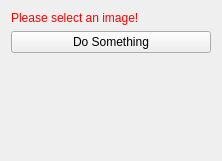
araex/mitk-gem, file src/internal/PaddingViewControls.ui: the form before one commit.
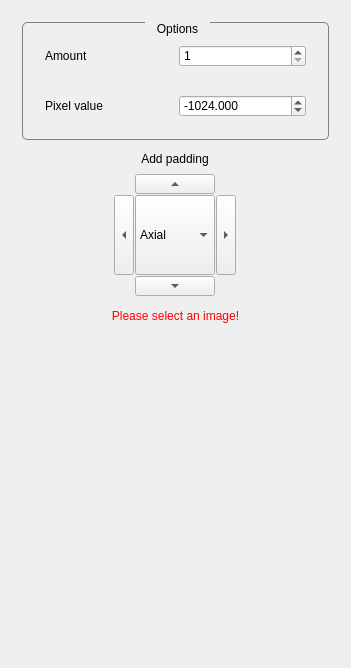
The form after the commit.

Patch:
```diff
--- a/src/internal/PaddingViewControls.ui
+++ b/src/internal/PaddingViewControls.ui
@@ -6,8 +6,8 @@
    <rect>
     <x>0</x>
     <y>0</y>
-    <width>222</width>
-    <height>161</height>
+    <width>351</width>
+    <height>668</height>
    </rect>
   </property>
   <property name="minimumSize">
@@ -19,43 +19,594 @@
   <property name="windowTitle">
    <string>QmitkTemplate</string>
   </property>
+  <property name="styleSheet">
+   <string notr="true">QGroupBox {
+	border-width: 1px; 
+	border-style: solid; 
+	border-color: grey;
+	border-radius: 5px;
+	margin-top: 1ex;
+}
+
+QGroupBox::title {
+	subcontrol-origin: margin;
+	subcontrol-position: top center;
+	padding: 0 10px;
+}
+
+QScrollArea{
+	border: 0;
+	margin:0;
+	padding:0;
+}
+
+[mandatoryField=true]{
+	background-color: rgb(255, 150, 150);
+}
+
+[warningField=true]{
+	background-color: rgb(255, 204, 0);
+}
+
+[errorField=true]{
+	background-color: rgb(255, 150, 150);
+}</string>
+  </property>
   <layout class="QVBoxLayout" name="verticalLayout">
    <item>
-    <widget class="QLabel" name="labelWarning">
-     <property name="styleSheet">
-      <string notr="true">QLabel { color: rgb(255, 0, 0) }</string>
+    <widget class="QScrollArea" name="scrollArea_2">
+     <property name="enabled">
+      <bool>true</bool>
      </property>
-     <property name="text">
-      <string>Please select an image!</string>
+     <property name="widgetResizable">
+      <bool>true</bool>
      </property>
+     <widget class="QWidget" name="parentWidget_2">
+      <property name="enabled">
+       <bool>true</bool>
+      </property>
+      <property name="geometry">
+       <rect>
+        <x>0</x>
+        <y>0</y>
+        <width>333</width>
+        <height>650</height>
+       </rect>
+      </property>
+      <layout class="QVBoxLayout" name="verticalLayout_6">
+       <property name="spacing">
+        <number>2</number>
+       </property>
+       <item>
+        <widget class="QGroupBox" name="parameterGroup_2">
+         <property name="title">
+          <string>Options</string>
+         </property>
+         <property name="flat">
+          <bool>false</bool>
+         </property>
+         <property name="checkable">
+          <bool>false</bool>
+         </property>
+         <property name="checked">
+          <bool>false</bool>
+         </property>
+         <layout class="QVBoxLayout" name="verticalLayout_8">
+          <item>
+           <widget class="QWidget" name="widget_5" native="true">
+            <layout class="QHBoxLayout" name="horizontalLayout_11">
+             <item>
+              <widget class="QLabel" name="label_10">
+               <property name="text">
+                <string>Amount</string>
+               </property>
+              </widget>
+             </item>
+             <item>
+              <widget class="QDoubleSpinBox" name="amountOfPaddingSpinBox">
+               <property name="decimals">
+                <number>0</number>
+               </property>
+               <property name="minimum">
+                <double>1.000000000000000</double>
+               </property>
+               <property name="maximum">
+                <double>10000.000000000000000</double>
+               </property>
+               <property name="value">
+                <double>1.000000000000000</double>
+               </property>
+              </widget>
+             </item>
+            </layout>
+           </widget>
+          </item>
+          <item>
+           <widget class="QWidget" name="widget_4" native="true">
+            <layout class="QHBoxLayout" name="horizontalLayout_10">
+             <item>
+              <widget class="QLabel" name="label_9">
+               <property name="text">
+                <string>Pixel value</string>
+               </property>
+              </widget>
+             </item>
+             <item>
+              <widget class="QDoubleSpinBox" name="voxelValueSpinBox">
+               <property name="decimals">
+                <number>3</number>
+               </property>
+               <property name="minimum">
+                <double>-100000.000000000000000</double>
+               </property>
+               <property name="maximum">
+                <double>100000.000000000000000</double>
+               </property>
+               <property name="value">
+                <double>-1024.000000000000000</double>
+               </property>
+              </widget>
+             </item>
+            </layout>
+           </widget>
+          </item>
+         </layout>
+        </widget>
+       </item>
+       <item>
+        <widget class="QWidget" name="widget_7" native="true">
+         <property name="sizePolicy">
+          <sizepolicy hsizetype="Maximum" vsizetype="Preferred">
+           <horstretch>0</horstretch>
+           <verstretch>0</verstretch>
+          </sizepolicy>
+         </property>
+         <property name="baseSize">
+          <size>
+           <width>0</width>
+           <height>0</height>
+          </size>
+         </property>
+         <property name="layoutDirection">
+          <enum>Qt::LeftToRight</enum>
+         </property>
+         <layout class="QGridLayout" name="gridLayout" rowstretch="0" columnstretch="0">
+          <property name="sizeConstraint">
+           <enum>QLayout::SetDefaultConstraint</enum>
+          </property>
+          <property name="leftMargin">
+           <number>3</number>
+          </property>
+          <property name="topMargin">
+           <number>3</number>
+          </property>
+          <property name="rightMargin">
+           <number>3</number>
+          </property>
+          <property name="bottomMargin">
+           <number>0</number>
+          </property>
+          <property name="spacing">
+           <number>3</number>
+          </property>
+         </layout>
+        </widget>
+       </item>
+       <item>
+        <widget class="QWidget" name="widget_6" native="true">
+         <layout class="QHBoxLayout" name="horizontalLayout_7">
+          <property name="topMargin">
+           <number>0</number>
+          </property>
+          <property name="bottomMargin">
+           <number>0</number>
+          </property>
+          <item>
+           <spacer name="horizontalSpacer_2">
+            <property name="orientation">
+             <enum>Qt::Horizontal</enum>
+            </property>
+            <property name="sizeHint" stdset="0">
+             <size>
+              <width>40</width>
+              <height>20</height>
+             </size>
+            </property>
+           </spacer>
+          </item>
+          <item>
+           <widget class="QWidget" name="widget_8" native="true">
+            <property name="sizePolicy">
+             <sizepolicy hsizetype="Maximum" vsizetype="Maximum">
+              <horstretch>0</horstretch>
+              <verstretch>0</verstretch>
+             </sizepolicy>
+            </property>
+            <property name="maximumSize">
+             <size>
+              <width>200</width>
+              <height>200</height>
+             </size>
+            </property>
+            <property name="baseSize">
+             <size>
+              <width>0</width>
+              <height>0</height>
+             </size>
+            </property>
+            <layout class="QVBoxLayout" name="verticalLayout_7">
+             <property name="spacing">
+              <number>1</number>
+             </property>
+             <property name="leftMargin">
+              <number>9</number>
+             </property>
+             <property name="topMargin">
+              <number>5</number>
+             </property>
+             <item>
+              <widget class="QLabel" name="axisLabel">
+               <property name="layoutDirection">
+                <enum>Qt::LeftToRight</enum>
+               </property>
+               <property name="text">
+                <string>&lt;html&gt;&lt;head/&gt;&lt;body&gt;&lt;p&gt;Add padding&lt;/p&gt;&lt;/body&gt;&lt;/html&gt;</string>
+               </property>
+               <property name="alignment">
+                <set>Qt::AlignCenter</set>
+               </property>
+              </widget>
+             </item>
+             <item>
+              <spacer name="verticalSpacer">
+               <property name="orientation">
+                <enum>Qt::Vertical</enum>
+               </property>
+               <property name="sizeHint" stdset="0">
+                <size>
+                 <width>20</width>
+                 <height>7</height>
+                </size>
+               </property>
+              </spacer>
+             </item>
+             <item>
+              <widget class="QWidget" name="widget_11" native="true">
+               <property name="sizePolicy">
+                <sizepolicy hsizetype="Minimum" vsizetype="Preferred">
+                 <horstretch>0</horstretch>
+                 <verstretch>0</verstretch>
+                </sizepolicy>
+               </property>
+               <property name="maximumSize">
+                <size>
+                 <width>1677215</width>
+                 <height>16777215</height>
+                </size>
+               </property>
+               <layout class="QHBoxLayout" name="horizontalLayout_13">
+                <property name="spacing">
+                 <number>0</number>
+                </property>
+                <property name="margin">
+                 <number>0</number>
+                </property>
+                <item>
+                 <spacer name="horizontalSpacer_4">
+                  <property name="orientation">
+                   <enum>Qt::Horizontal</enum>
+                  </property>
+                  <property name="sizeHint" stdset="0">
+                   <size>
+                    <width>40</width>
+                    <height>20</height>
+                   </size>
+                  </property>
+                 </spacer>
+                </item>
+                <item>
+                 <widget class="QToolButton" name="padUp">
+                  <property name="sizePolicy">
+                   <sizepolicy hsizetype="Minimum" vsizetype="Minimum">
+                    <horstretch>0</horstretch>
+                    <verstretch>0</verstretch>
+                   </sizepolicy>
+                  </property>
+                  <property name="minimumSize">
+                   <size>
+                    <width>80</width>
+                    <height>0</height>
+                   </size>
+                  </property>
+                  <property name="maximumSize">
+                   <size>
+                    <width>16777215</width>
+                    <height>20</height>
+                   </size>
+                  </property>
+                  <property name="sizeIncrement">
+                   <size>
+                    <width>0</width>
+                    <height>0</height>
+                   </size>
+                  </property>
+                  <property name="text">
+                   <string>...</string>
+                  </property>
+                  <property name="autoRaise">
+                   <bool>false</bool>
+                  </property>
+                  <property name="arrowType">
+                   <enum>Qt::UpArrow</enum>
+                  </property>
+                 </widget>
+                </item>
+                <item>
+                 <spacer name="horizontalSpacer_5">
+                  <property name="orientation">
+                   <enum>Qt::Horizontal</enum>
+                  </property>
+                  <property name="sizeHint" stdset="0">
+                   <size>
+                    <width>40</width>
+                    <height>20</height>
+                   </size>
+                  </property>
+                 </spacer>
+                </item>
+               </layout>
+              </widget>
+             </item>
+             <item alignment="Qt::AlignHCenter|Qt::AlignVCenter">
+              <widget class="QWidget" name="widget_9" native="true">
+               <property name="sizePolicy">
+                <sizepolicy hsizetype="Minimum" vsizetype="Preferred">
+                 <horstretch>0</horstretch>
+                 <verstretch>0</verstretch>
+                </sizepolicy>
+               </property>
+               <property name="maximumSize">
+                <size>
+                 <width>16777215</width>
+                 <height>16777215</height>
+                </size>
+               </property>
+               <layout class="QHBoxLayout" name="horizontalLayout_9">
+                <property name="spacing">
+                 <number>1</number>
+                </property>
+                <property name="margin">
+                 <number>0</number>
+                </property>
+                <item>
+                 <widget class="QToolButton" name="padLeft">
+                  <property name="sizePolicy">
+                   <sizepolicy hsizetype="Fixed" vsizetype="Fixed">
+                    <horstretch>0</horstretch>
+                    <verstretch>0</verstretch>
+                   </sizepolicy>
+                  </property>
+                  <property name="minimumSize">
+                   <size>
+                    <width>0</width>
+                    <height>80</height>
+                   </size>
+                  </property>
+                  <property name="maximumSize">
+                   <size>
+                    <width>20</width>
+                    <height>16777215</height>
+                   </size>
+                  </property>
+                  <property name="text">
+                   <string>...</string>
+                  </property>
+                  <property name="arrowType">
+                   <enum>Qt::LeftArrow</enum>
+                  </property>
+                 </widget>
+                </item>
+                <item>
+                 <widget class="QComboBox" name="axisComboBox">
+                  <property name="sizePolicy">
+                   <sizepolicy hsizetype="Fixed" vsizetype="Fixed">
+                    <horstretch>0</horstretch>
+                    <verstretch>0</verstretch>
+                   </sizepolicy>
+                  </property>
+                  <property name="minimumSize">
+                   <size>
+                    <width>80</width>
+                    <height>80</height>
+                   </size>
+                  </property>
+                  <property name="styleSheet">
+                   <string notr="true"/>
+                  </property>
+                  <property name="sizeAdjustPolicy">
+                   <enum>QComboBox::AdjustToContentsOnFirstShow</enum>
+                  </property>
+                  <property name="iconSize">
+                   <size>
+                    <width>16</width>
+                    <height>16</height>
+                   </size>
+                  </property>
+                  <property name="duplicatesEnabled">
+                   <bool>false</bool>
+                  </property>
+                  <property name="frame">
+                   <bool>true</bool>
+                  </property>
+                  <item>
+                   <property name="text">
+                    <string>Axial</string>
+                   </property>
+                  </item>
+                  <item>
+                   <property name="text">
+                    <string>Sagittal</string>
+                   </property>
+                  </item>
+                  <item>
+                   <property name="text">
+                    <string>Coronal</string>
+                   </property>
+                  </item>
+                 </widget>
+                </item>
+                <item>
+                 <widget class="QToolButton" name="padRight">
+                  <property name="minimumSize">
+                   <size>
+                    <width>0</width>
+                    <height>80</height>
+                   </size>
+                  </property>
+                  <property name="maximumSize">
+                   <size>
+                    <width>20</width>
+                    <height>16777215</height>
+                   </size>
+                  </property>
+                  <property name="text">
+                   <string>pad</string>
+                  </property>
+                  <property name="arrowType">
+                   <enum>Qt::RightArrow</enum>
+                  </property>
+                 </widget>
+                </item>
+               </layout>
+              </widget>
+             </item>
+             <item>
+              <widget class="QWidget" name="widget_10" native="true">
+               <property name="sizePolicy">
+                <sizepolicy hsizetype="Minimum" vsizetype="Preferred">
+                 <horstretch>0</horstretch>
+                 <verstretch>0</verstretch>
+                </sizepolicy>
+               </property>
+               <property name="maximumSize">
+                <size>
+                 <width>16777215</width>
+                 <height>16777215</height>
+                </size>
+               </property>
+               <layout class="QHBoxLayout" name="horizontalLayout_12">
+                <property name="spacing">
+                 <number>0</number>
+                </property>
+                <property name="margin">
+                 <number>0</number>
+                </property>
+                <item>
+                 <spacer name="horizontalSpacer_6">
+                  <property name="orientation">
+                   <enum>Qt::Horizontal</enum>
+                  </property>
+                  <property name="sizeHint" stdset="0">
+                   <size>
+                    <width>40</width>
+                    <height>20</height>
+                   </size>
+                  </property>
+                 </spacer>
+                </item>
+                <item>
+                 <widget class="QToolButton" name="padDown">
+                  <property name="sizePolicy">
+                   <sizepolicy hsizetype="Minimum" vsizetype="Fixed">
+                    <horstretch>0</horstretch>
+                    <verstretch>0</verstretch>
+                   </sizepolicy>
+                  </property>
+                  <property name="minimumSize">
+                   <size>
+                    <width>80</width>
+                    <height>0</height>
+                   </size>
+                  </property>
+                  <property name="maximumSize">
+                   <size>
+                    <width>16777215</width>
+                    <height>20</height>
+                   </size>
+                  </property>
+                  <property name="text">
+                   <string>...</string>
+                  </property>
+                  <property name="arrowType">
+                   <enum>Qt::DownArrow</enum>
+                  </property>
+                 </widget>
+                </item>
+                <item>
+                 <spacer name="horizontalSpacer_7">
+                  <property name="orientation">
+                   <enum>Qt::Horizontal</enum>
+                  </property>
+                  <property name="sizeHint" stdset="0">
+                   <size>
+                    <width>40</width>
+                    <height>20</height>
+                   </size>
+                  </property>
+                 </spacer>
+                </item>
+               </layout>
+              </widget>
+             </item>
+            </layout>
+           </widget>
+          </item>
+          <item>
+           <spacer name="horizontalSpacer">
+            <property name="orientation">
+             <enum>Qt::Horizontal</enum>
+            </property>
+            <property name="sizeHint" stdset="0">
+             <size>
+              <width>40</width>
+              <height>20</height>
+             </size>
+            </property>
+           </spacer>
+          </item>
+         </layout>
+        </widget>
+       </item>
+       <item>
+        <widget class="QLabel" name="labelWarning">
+         <property name="styleSheet">
+          <string notr="true">QLabel { color: rgb(255, 0, 0) }</string>
+         </property>
+         <property name="text">
+          <string>&lt;html&gt;&lt;head/&gt;&lt;body&gt;&lt;p align=&quot;center&quot;&gt;Please select an image!&lt;/p&gt;&lt;/body&gt;&lt;/html&gt;</string>
+         </property>
+        </widget>
+       </item>
+       <item>
+        <spacer name="spacer1_2">
+         <property name="orientation">
+          <enum>Qt::Vertical</enum>
+         </property>
+         <property name="sizeType">
+          <enum>QSizePolicy::Expanding</enum>
+         </property>
+         <property name="sizeHint" stdset="0">
+          <size>
+           <width>20</width>
+           <height>220</height>
+          </size>
+         </property>
+        </spacer>
+       </item>
+      </layout>
+     </widget>
     </widget>
    </item>
-   <item>
-    <widget class="QPushButton" name="buttonPerformImageProcessing">
-     <property name="toolTip">
-      <string>Do image processing</string>
-     </property>
-     <property name="text">
-      <string>Do Something</string>
-     </property>
-    </widget>
-   </item>
-   <item>
-    <spacer name="spacer1">
-     <property name="orientation">
-      <enum>Qt::Vertical</enum>
-     </property>
-     <property name="sizeType">
-      <enum>QSizePolicy::Expanding</enum>
-     </property>
-     <property name="sizeHint" stdset="0">
-      <size>
-       <width>20</width>
-       <height>220</height>
-      </size>
-     </property>
-    </spacer>
-   </item>
   </layout>
  </widget>
  <layoutdefault spacing="6" margin="11"/>
```
